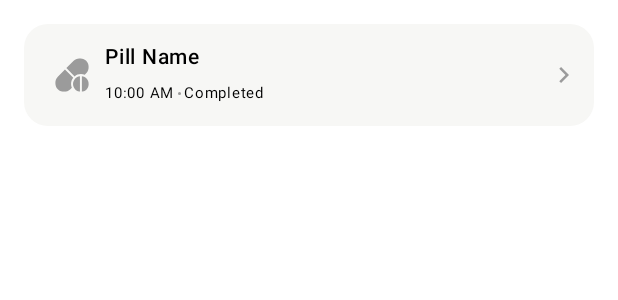
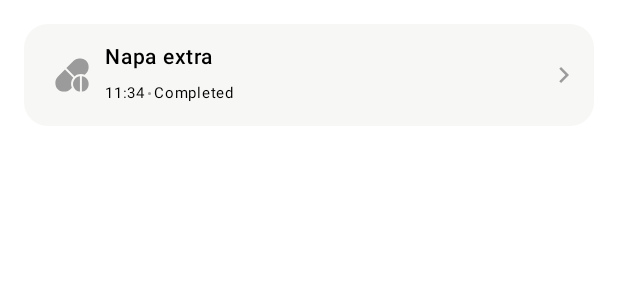
Before and after one commit to fahim-fardous/Pill-Pal, an Android app built with Jetpack Compose: the @Preview function CardItemPreview, on a phone screen of 412 x 824 dp. Shown: the top 300 px of the screen. Run offline under Robolectric (Android 15) with nearby library versions, the phone set to English and light mode, and no system bars.

Commit message:
Refactor home page design

```diff
--- a/app/src/main/java/com/example/pillpal/components/CardItem.kt
+++ b/app/src/main/java/com/example/pillpal/components/CardItem.kt
@@ -27,7 +27,11 @@ import com.example.pillpal.R
 import com.example.pillpal.ui.theme.PillPalTheme
 
 @Composable
-fun CardItem() {
+fun CardItem(
+    pillName: String,
+    time: String,
+    completed: Boolean,
+) {
     Row(
         modifier =
             Modifier
@@ -42,12 +46,12 @@ fun CardItem() {
             modifier = Modifier.padding(horizontal = 8.dp).size(28.dp),
         )
         Column {
-            Text(text = "Pill Name", fontSize = 14.sp, fontWeight = FontWeight.Medium)
+            Text(text = pillName, fontSize = 14.sp, fontWeight = FontWeight.Medium)
             Row(
                 horizontalArrangement = Arrangement.SpaceEvenly,
                 verticalAlignment = Alignment.CenterVertically,
             ) {
-                Text(text = "10:00 AM", fontSize = 10.sp, modifier = Modifier.padding(end = 2.dp))
+                Text(text = time, fontSize = 10.sp, modifier = Modifier.padding(end = 2.dp))
                 Box(
                     modifier =
                         Modifier
@@ -55,7 +59,7 @@ fun CardItem() {
                             .background(color = Color(0xFF9A9A9A), shape = CircleShape),
                 )
                 Text(
-                    text = "Completed",
+                    text = if (completed) "Completed" else "Skipped",
                     fontSize = 10.sp,
                     modifier = Modifier.padding(start = 2.dp),
                 )
@@ -71,7 +75,11 @@ fun CardItem() {
 private fun CardItemPreview() {
     PillPalTheme {
         Column(modifier = Modifier.padding(16.dp).fillMaxSize()) {
-            CardItem()
+            CardItem(
+                pillName = "Napa extra",
+                time = "11:34",
+                completed = true,
+            )
         }
     }
 }
```
